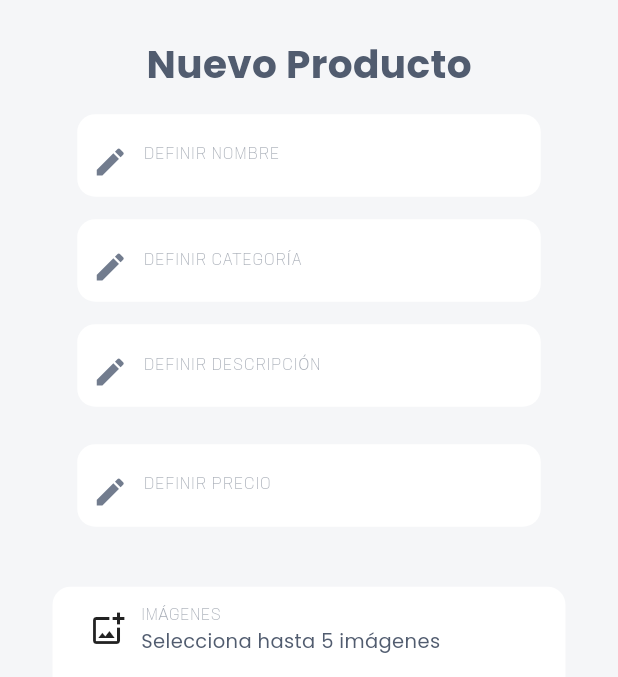
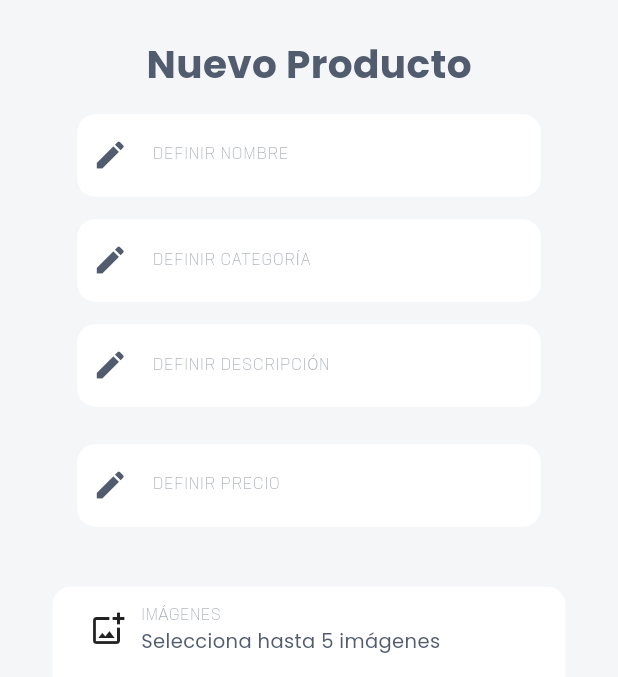
Before and after one commit to Aimas-Studio/Bisne-Flutter-app, a Flutter app: the NewProductPageTest screen opened directly, on a phone screen of 412 x 824 dp, the part 75-752 px from its top. Run offline on Flutter 3.47's test engine with Material 3 defaults, Android fonts, the phone set to English and light mode, and no system bars; our stand-ins replace flutter_svg, flutter_swiper_null_safety, get, image_picker, shared_preferences; accounts and stored records are empty; network calls fail; project files that could hold a hidden picture were left out.

Commit message:
feat validations password

```diff
--- a/lib/src/Pages/Products/new_product_page_test.dart
+++ b/lib/src/Pages/Products/new_product_page_test.dart
@@ -1,5 +1,4 @@
 import 'package:bisne/src/Pages/User/Widgets/profiles_pages_button.dart';
-import 'package:bisne/src/Utils/custom_icons.dart';
 import 'package:flutter/material.dart';
 
 import '../../Utils/decorations.dart';
@@ -14,18 +13,19 @@ import 'Widgets/product_widgets.dart';
 class NewProductPageTest extends StatefulWidget {
   NewProductPageTest({super.key});
 
-  final nameController = TextEditingController();
-  final categoryController = TextEditingController();
-  final descriptionController = TextEditingController();
-  final priceController = TextEditingController();
+  final _nameController = TextEditingController();
+  final _categoryController = TextEditingController();
+  final _descriptionController = TextEditingController();
+  final _priceController = TextEditingController();
+  final _passwordController = TextEditingController();
 
   @override
   State<NewProductPageTest> createState() => _NewProductPageTestState();
 }
 
 class _NewProductPageTestState extends State<NewProductPageTest> {
-  List<FileImage> previewImages = [];
-  final imagesPickers = [
+  List<FileImage> _previewImages = [];
+  final _imagesPickers = [
     ImagePickerWidget(),
     ImagePickerWidget(),
     ImagePickerWidget(),
@@ -34,7 +34,7 @@ class _NewProductPageTestState extends State<NewProductPageTest> {
   ];
 
   _NewProductPageTestState() {
-    for (ImagePickerWidget imagePicker in imagesPickers) {
+    for (ImagePickerWidget imagePicker in _imagesPickers) {
       imagePicker.updateParentState = refresh;
     }
   }
@@ -56,7 +56,7 @@ class _NewProductPageTestState extends State<NewProductPageTest> {
                   context,
                   "DEFINIR NOMBRE",
                   iconData: Icons.edit,
-                  controller: widget.nameController,
+                  controller: widget._nameController,
                   onChanged: updateTexts,
                 ),
               ),
@@ -64,7 +64,7 @@ class _NewProductPageTestState extends State<NewProductPageTest> {
                 context,
                 "DEFINIR CATEGORÍA",
                 iconData: Icons.edit,
-                controller: widget.categoryController,
+                controller: widget._categoryController,
               ),
               Container(
                 margin: const EdgeInsets.only(top: 15, bottom: 25),
@@ -72,7 +72,7 @@ class _NewProductPageTestState extends State<NewProductPageTest> {
                   context,
                   "DEFINIR DESCRIPCIÓN",
                   iconData: Icons.edit,
-                  controller: widget.descriptionController,
+                  controller: widget._descriptionController,
                   onChanged: updateTexts,
                 ),
               ),
@@ -80,7 +80,7 @@ class _NewProductPageTestState extends State<NewProductPageTest> {
                 context,
                 "DEFINIR PRECIO",
                 iconData: Icons.edit,
-                controller: widget.priceController,
+                controller: widget._priceController,
                 onChanged: updateTexts,
               ),
               Container(
@@ -113,22 +113,22 @@ class _NewProductPageTestState extends State<NewProductPageTest> {
                         children: [
                           Column(
                             children: [
-                              imagesPickers[0],
+                              _imagesPickers[0],
                               const SizedBox(height: 10),
-                              imagesPickers[1],
+                              _imagesPickers[1],
                             ],
                           ),
                           Column(
                             children: [
-                              imagesPickers[2],
+                              _imagesPickers[2],
                               const SizedBox(height: 10),
-                              imagesPickers[3],
+                              _imagesPickers[3],
                             ],
                           ),
                           Column(
                             mainAxisAlignment: MainAxisAlignment.start,
                             children: [
-                              imagesPickers[4],
+                              _imagesPickers[4],
                             ],
                           )
                         ],
@@ -147,7 +147,7 @@ class _NewProductPageTestState extends State<NewProductPageTest> {
                   children: [
                     productSwiper(
                       context,
-                      previewImages,
+                      _previewImages,
                     ),
                     Column(
                       crossAxisAlignment: CrossAxisAlignment.start,
@@ -155,20 +155,20 @@ class _NewProductPageTestState extends State<NewProductPageTest> {
                         regularAppText(getShopInfo().shopName, 19),
                         Container(
                           margin: const EdgeInsets.only(top: 10, bottom: 20),
-                          child:
-                              boldAppText(widget.nameController.value.text, 25),
+                          child: boldAppText(
+                              widget._nameController.value.text, 25),
                         ),
                         lightAppText(
-                          widget.descriptionController.value.text,
+                          widget._descriptionController.value.text,
                           15,
                         ),
                         const SizedBox(height: 10),
                         Row(
                           children: [
                             boldAppText(
-                                widget.priceController.value.text == ""
+                                widget._priceController.value.text == ""
                                     ? "\$\$"
-                                    : widget.priceController.value.text,
+                                    : widget._priceController.value.text,
                                 20),
                             regularAppText("mn", 18),
                           ],
@@ -188,10 +188,10 @@ class _NewProductPageTestState extends State<NewProductPageTest> {
                   14,
                 ),
               ),
-              whiteLabelInputTextWidget(
+              passwordInputText(
                 context,
-                "Contraseña",
-                iconData: CustomIcons.password,
+                controller: widget._passwordController,
+                onChange: updateTexts,
               ),
               const SizedBox(height: 30),
               Padding(
@@ -214,7 +214,7 @@ class _NewProductPageTestState extends State<NewProductPageTest> {
 
   List<FileImage> getImagesPath() {
     List<FileImage> imagesPath = [];
-    for (ImagePickerWidget fileImages in imagesPickers) {
+    for (ImagePickerWidget fileImages in _imagesPickers) {
       if (fileImages.image != null) {
         imagesPath.add(FileImage(fileImages.image!));
       }
@@ -228,7 +228,7 @@ class _NewProductPageTestState extends State<NewProductPageTest> {
 
   void refresh() {
     setState(() {
-      previewImages = getImagesPath();
+      _previewImages = getImagesPath();
     });
   }
 }
--- a/lib/src/Pages/User/Widgets/input_text_widget.dart
+++ b/lib/src/Pages/User/Widgets/input_text_widget.dart
@@ -1,5 +1,7 @@
+import 'package:bisne/src/Utils/custom_icons.dart';
 import 'package:bisne/src/Utils/decorations.dart';
 import 'package:bisne/src/Utils/texts.dart';
+import 'package:bisne/src/Utils/validations.dart';
 import 'package:flutter/material.dart';
 
 import '../../../Utils/interfaces.dart';
@@ -7,49 +9,29 @@ import '../../../Utils/interfaces.dart';
 Widget whiteLabelInputTextWidget(
   context,
   String labelText, {
+  String? hintText,
+  IconData? iconData,
   TextEditingController? controller,
-  IconData? iconData,
-  bool? isComment,
+  bool isComment = false,
   Function(String s)? onChanged,
 }) {
   return Container(
     width: MediaQuery.of(context).size.width * 0.75,
     decoration: whiteBoxDecoration,
-    padding: EdgeInsets.symmetric(
-      horizontal: isComment != null ? 0 : 10,
-    ),
-    child: Row(
-      crossAxisAlignment: CrossAxisAlignment.start,
-      children: [
-        Container(
-          margin: EdgeInsets.only(right: isComment != null ? 0 : 10, top: 20),
-          child: Icon(
-            iconData,
-            color: iconAppColor,
-          ),
-        ),
-        Expanded(
+    padding: EdgeInsets.symmetric(horizontal: isComment ? 0 : 10),
     child: TextField(
       onChanged: onChanged ?? (s) {},
       maxLines: null,
       cursorColor: fontAppColor,
-            style: const TextStyle(
-              fontWeight: FontWeight.normal,
-              fontSize: 15,
-              fontFamily: 'Neusa',
-              color: fontAppColor,
-            ),
+      style: _inputStyle,
       controller: controller,
       decoration: InputDecoration(
-              constraints: BoxConstraints(
-                minHeight: isComment != null ? 200 : 0,
+        label: inputText(labelText),
+        hintText: hintText ?? "",
+        icon: Icon(iconData, color: fontAppColor),
+        constraints: BoxConstraints(minHeight: isComment ? 200 : 0),
+        border: InputBorder.none,
       ),
-              border: InputBorder.none,
-              label: inputText(labelText),
-            ),
-          ),
-        ),
-      ],
     ),
   );
 }
@@ -70,3 +52,36 @@ Widget listWhiteLabelInput(
     ),
   );
 }
+
+Widget passwordInputText(
+  context, {
+  required TextEditingController controller,
+  required Function(String s) onChange,
+}) {
+  String? error = AppValidations.validatePassword(controller.value.text);
+
+  return Container(
+    width: MediaQuery.of(context).size.width * 0.75,
+    padding: const EdgeInsets.symmetric(horizontal: 10),
+    decoration: whiteBoxDecoration,
+    child: TextField(
+      onChanged: onChange,
+      style: _inputStyle,
+      controller: controller,
+      decoration: InputDecoration(
+        icon: const Icon(CustomIcons.password, color: fontAppColor),
+        border: InputBorder.none,
+        label:
+            inputText("CONTRASEÑA", color: error == null ? null : Colors.red),
+        errorText: error,
+      ),
+    ),
+  );
+}
+
+const TextStyle _inputStyle = TextStyle(
+  fontWeight: FontWeight.normal,
+  fontSize: 15,
+  fontFamily: 'Neusa',
+  color: fontAppColor,
+);
--- a/lib/src/Utils/texts.dart
+++ b/lib/src/Utils/texts.dart
@@ -62,14 +62,14 @@ Text lightAppText(String text, double size, {Color? color, int? maxLines}) {
   );
 }
 
-Text inputText(String text) {
+Text inputText(String text, {Color? color}) {
   return Text(
     text,
     style: TextStyle(
       fontWeight: FontWeight.w300,
       fontFamily: 'Neusa',
       fontSize: 11,
-      color: fontAppColor.withOpacity(0.5),
+      color: color ?? fontAppColor.withOpacity(0.5),
     ),
   );
 }
--- /dev/null
+++ b/lib/src/Utils/validations.dart
@@ -0,0 +1,29 @@
+class AppValidations {
+  static String? validatePassword(String password) {
+    return password == "" ? null : "askdjds";
+  }
+
+  static String? validateUserName(String password) {
+    return null;
+  }
+
+  static String? validateEmail(String password) {
+    return null;
+  }
+
+  static String? validateProductName(String password) {
+    return null;
+  }
+
+  static String? validateProductDescription(String password) {
+    return null;
+  }
+
+  static String? validateOpeningHour(String password) {
+    return null;
+  }
+
+  static String? validatePhoneNumber(String password) {
+    return null;
+  }
+}
```
Lines whose indentation alone changed are shown as unchanged.
